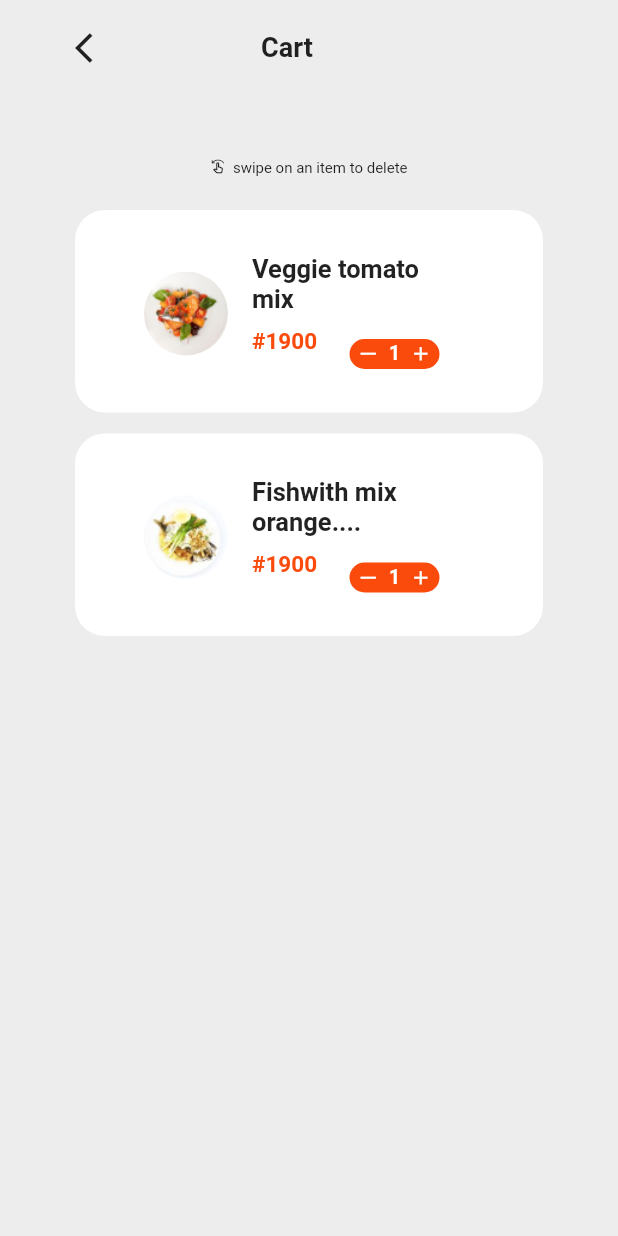
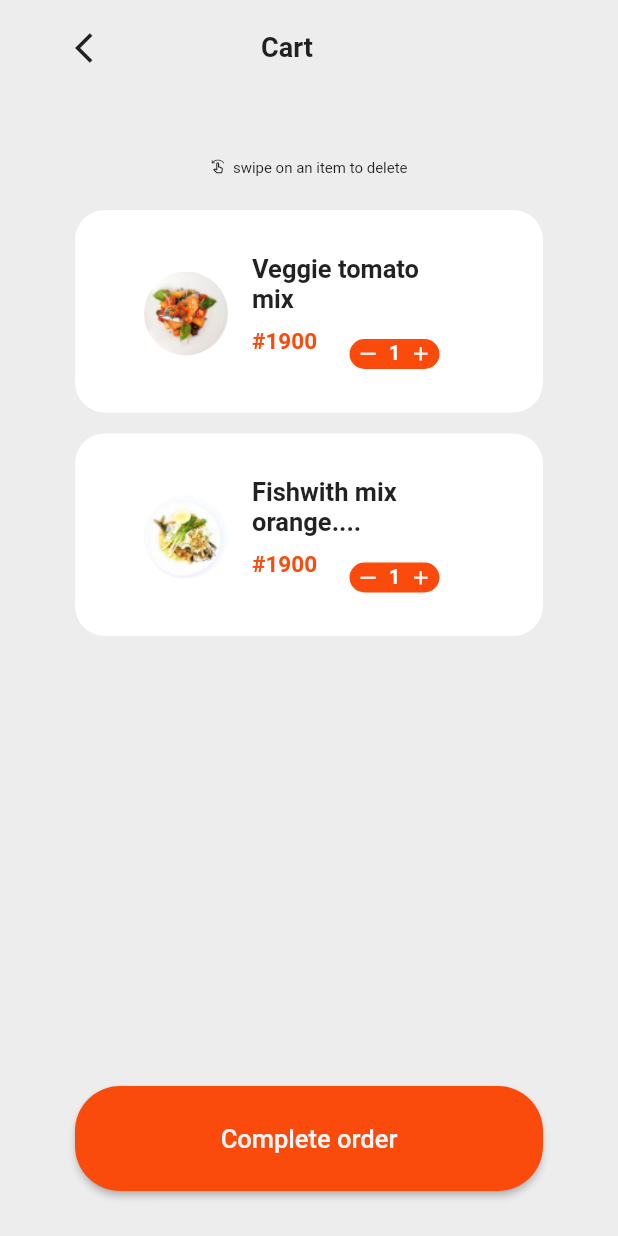
Before and after one commit to Dev-Tonia/foodie_ui, a Flutter app: the screen it shows after launch, on a phone screen of 412 x 824 dp. Run offline on Flutter 3.47's test engine with Material 2 defaults, Android fonts, the phone set to English and light mode, and no system bars; drawn by our look-alikes of flutter_slidable; missing offline and left inert: dart:ffi; Roboto replaces fonts that are missing (SF Pro Rounded).

Commit message:
Added complete order button

```diff
--- a/lib/screens/cart_screen.dart
+++ b/lib/screens/cart_screen.dart
@@ -1,12 +1,9 @@
 import 'package:flutter/material.dart';
 import 'package:foodie/components/colors.dart';
 import 'package:foodie/components/constant.dart';
-import 'package:flutter_slidable/flutter_slidable.dart';
-import 'package:foodie/widgets/checkout_card.dart';
+import 'package:foodie/widgets/custom_button.dart';
 
 import '../widgets/cart_item.dart';
-import '../widgets/custom_slidable_action.dart';
-import '../widgets/customized_slidable_action.dart';
 
 class CartScreen extends StatelessWidget {
   const CartScreen({Key? key}) : super(key: key);
@@ -63,6 +60,8 @@ class CartScreen extends StatelessWidget {
                 imageUrl: 'assets/images/cartimage.png',
                 foodTitle: 'Fishwith mix orange....',
               ),
+              const Spacer(),
+              const CustomButton(title: 'Complete order')
             ],
           ),
         ),
```
